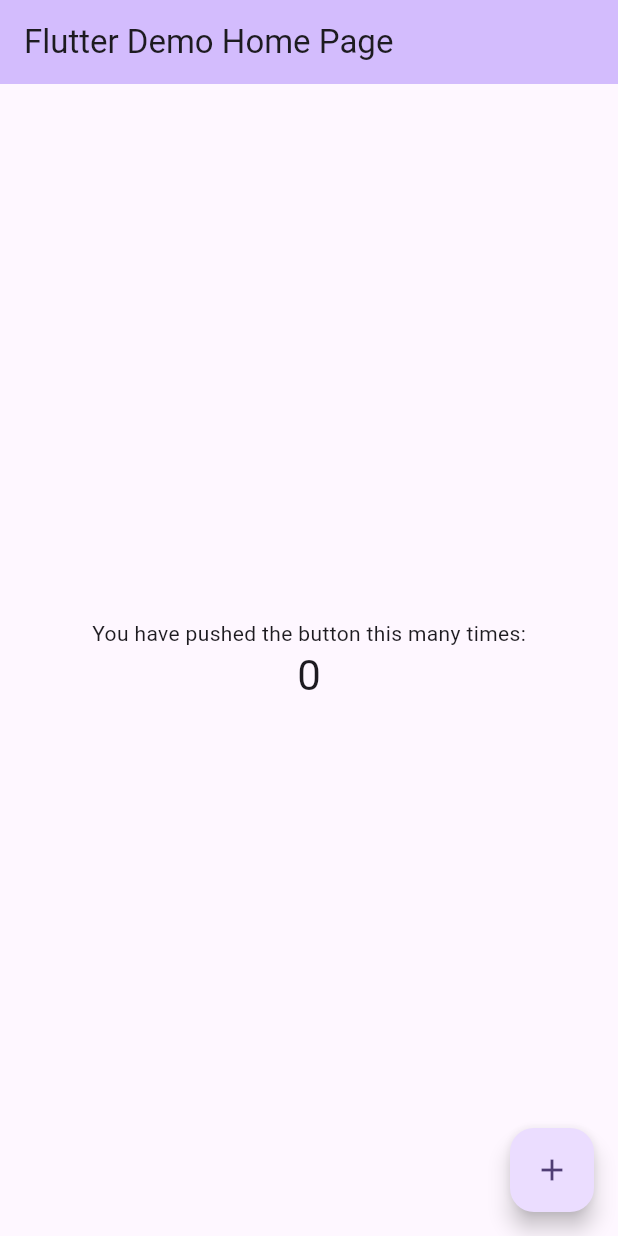
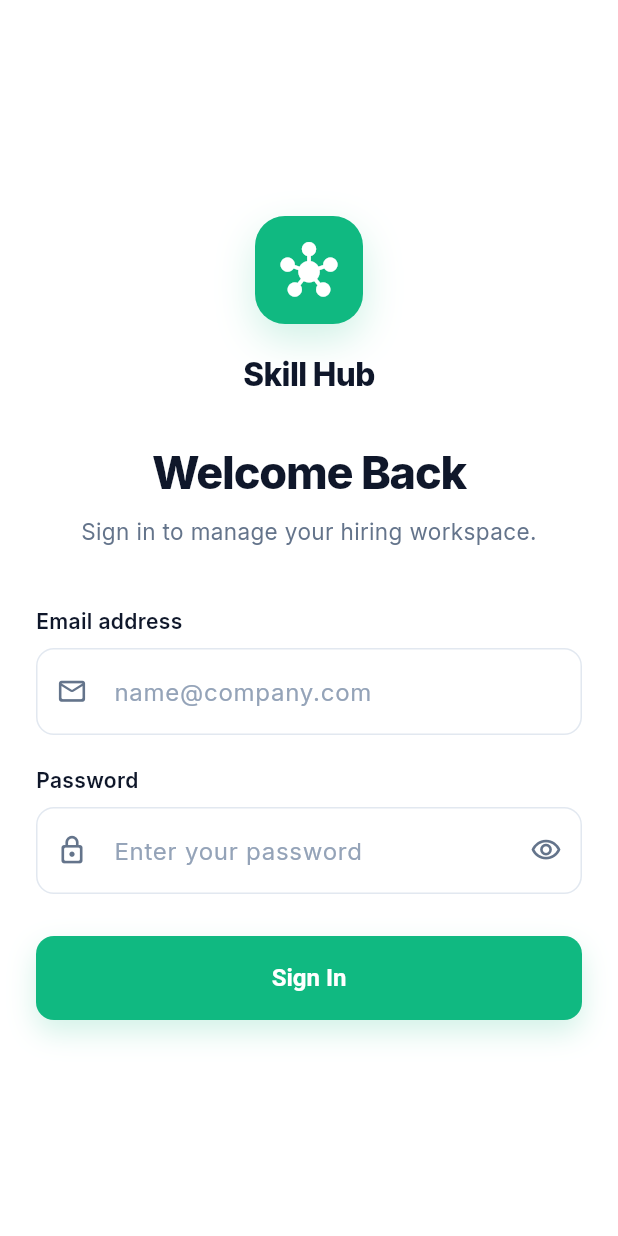
Before and after one commit to Chamiya09/Skill-Hub-Mobile-App, a Flutter app: the screen it shows after launch, on a phone screen of 412 x 824 dp. Run offline on Flutter 3.47's test engine with Material 3 defaults, Android fonts, the phone set to English and light mode, and no system bars; our stand-ins replace dio, flutter_secure_storage, google_fonts.

Commit message:
feat: Implement authentication flow with login and dashboard screens
- Added internet permission and cleartext traffic support in AndroidManifest.xml.
- Refactored main.dart to set up routing for splash, login, and HR dashboard screens.
- Created AuthScaffold widget for consistent layout in authentication screens.
- Implemented LoginScreen with email/password authentication and error handling.
- Added HrDashboardScreen to display after successful login.
- Developed SplashScreen to check for valid authentication token on startup.
- Integrated AuthService for handling API calls and token management.
- Updated pubspec.yaml to include necessary dependencies (dio, flutter_secure_storage, google_fonts).
- Added tests for email validation in widget_test.dart.
- Registered flutter_secure_storage plugins for Linux, macOS, and Windows.

```diff
--- a/lib/main.dart
+++ b/lib/main.dart
@@ -1,122 +1,64 @@
 import 'package:flutter/material.dart';
+import 'package:google_fonts/google_fonts.dart';
+
+import 'screens/hr_dashboard_screen.dart';
+import 'screens/login_screen.dart';
+import 'screens/splash_screen.dart';
 
 void main() {
-  runApp(const MyApp());
+  WidgetsFlutterBinding.ensureInitialized();
+  runApp(const SkillHubApp());
 }
 
-class MyApp extends StatelessWidget {
-  const MyApp({super.key});
-
-  // This widget is the root of your application.
+class SkillHubApp extends StatelessWidget {
+  const SkillHubApp({super.key});
+  static const emerald = Color(0xFF10B981);
   @override
-  Widget build(BuildContext context) {
-    return MaterialApp(
-      title: 'Flutter Demo',
-      theme: ThemeData(
-        // This is the theme of your application.
-        //
-        // TRY THIS: Try running your application with "flutter run". You'll see
-        // the application has a purple toolbar. Then, without quitting the app,
-        // try changing the seedColor in the colorScheme below to Colors.green
-        // and then invoke "hot reload" (save your changes or press the "hot
-        // reload" button in a Flutter-supported IDE, or press "r" if you used
-        // the command line to start the app).
-        //
-        // Notice that the counter didn't reset back to zero; the application
-        // state is not lost during the reload. To reset the state, use hot
-        // restart instead.
-        //
-        // This works for code too, not just values: Most code changes can be
-        // tested with just a hot reload.
-        colorScheme: .fromSeed(seedColor: Colors.deepPurple),
+  Widget build(BuildContext context) => MaterialApp(
+    title: 'Skill Hub',
+    debugShowCheckedModeBanner: false,
+    theme: ThemeData(
+      useMaterial3: true,
+      colorScheme: ColorScheme.fromSeed(seedColor: emerald),
+      scaffoldBackgroundColor: const Color(0xFFF8FAFC),
+      textTheme: GoogleFonts.interTextTheme(),
+      inputDecorationTheme: InputDecorationTheme(
+        filled: true,
+        fillColor: Colors.white,
+        contentPadding: const EdgeInsets.symmetric(
+          horizontal: 18,
+          vertical: 17,
+        ),
+        border: _border(),
+        enabledBorder: _border(),
+        focusedBorder: _border(emerald, 1.6),
+        errorBorder: _border(Colors.redAccent),
       ),
-      home: const MyHomePage(title: 'Flutter Demo Home Page'),
-    );
-  }
-}
-
-class MyHomePage extends StatefulWidget {
-  const MyHomePage({super.key, required this.title});
-
-  // This widget is the home page of your application. It is stateful, meaning
-  // that it has a State object (defined below) that contains fields that affect
-  // how it looks.
-
-  // This class is the configuration for the state. It holds the values (in this
-  // case the title) provided by the parent (in this case the App widget) and
-  // used by the build method of the State. Fields in a Widget subclass are
-  // always marked "final".
-
-  final String title;
-
-  @override
-  State<MyHomePage> createState() => _MyHomePageState();
-}
-
-class _MyHomePageState extends State<MyHomePage> {
-  int _counter = 0;
-
-  void _incrementCounter() {
-    setState(() {
-      // This call to setState tells the Flutter framework that something has
-      // changed in this State, which causes it to rerun the build method below
-      // so that the display can reflect the updated values. If we changed
-      // _counter without calling setState(), then the build method would not be
-      // called again, and so nothing would appear to happen.
-      _counter++;
-    });
-  }
-
-  @override
-  Widget build(BuildContext context) {
-    // This method is rerun every time setState is called, for instance as done
-    // by the _incrementCounter method above.
-    //
-    // The Flutter framework has been optimized to make rerunning build methods
-    // fast, so that you can just rebuild anything that needs updating rather
-    // than having to individually change instances of widgets.
-    return Scaffold(
-      appBar: AppBar(
-        // TRY THIS: Try changing the color here to a specific color (to
-        // Colors.amber, perhaps?) and trigger a hot reload to see the AppBar
-        // change color while the other colors stay the same.
-        backgroundColor: Theme.of(context).colorScheme.inversePrimary,
-        // Here we take the value from the MyHomePage object that was created by
-        // the App.build method, and use it to set our appbar title.
-        title: Text(widget.title),
-      ),
-      body: Center(
-        // Center is a layout widget. It takes a single child and positions it
-        // in the middle of the parent.
-        child: Column(
-          // Column is also a layout widget. It takes a list of children and
-          // arranges them vertically. By default, it sizes itself to fit its
-          // children horizontally, and tries to be as tall as its parent.
-          //
-          // Column has various properties to control how it sizes itself and
-          // how it positions its children. Here we use mainAxisAlignment to
-          // center the children vertically; the main axis here is the vertical
-          // axis because Columns are vertical (the cross axis would be
-          // horizontal).
-          //
-          // TRY THIS: Invoke "debug painting" (choose the "Toggle Debug Paint"
-          // action in the IDE, or press "p" in the console), to see the
-          // wireframe for each widget.
-          mainAxisAlignment: .center,
-          children: [
-            const Text('You have pushed the button this many times:'),
-            Text(
-              '$_counter',
-              style: Theme.of(context).textTheme.headlineMedium,
-            ),
-          ],
+      elevatedButtonTheme: ElevatedButtonThemeData(
+        style: ElevatedButton.styleFrom(
+          backgroundColor: emerald,
+          foregroundColor: Colors.white,
+          minimumSize: const Size.fromHeight(54),
+          elevation: 0,
+          shape: RoundedRectangleBorder(
+            borderRadius: BorderRadius.circular(14),
+          ),
+          textStyle: const TextStyle(fontSize: 16, fontWeight: FontWeight.w700),
         ),
       ),
-      floatingActionButton: FloatingActionButton(
-        onPressed: _incrementCounter,
-        tooltip: 'Increment',
-        child: const Icon(Icons.add),
-      ),
-    );
-  }
+    ),
+    initialRoute: SplashScreen.routeName,
+    routes: {
+      SplashScreen.routeName: (_) => const SplashScreen(),
+      LoginScreen.routeName: (_) => const LoginScreen(),
+      HrDashboardScreen.routeName: (_) => const HrDashboardScreen(),
+    },
+  );
+  static OutlineInputBorder _border([
+    Color color = const Color(0xFFE2E8F0),
+    double width = 1,
+  ]) => OutlineInputBorder(
+    borderRadius: BorderRadius.circular(14),
+    borderSide: BorderSide(color: color, width: width),
+  );
 }
--- /dev/null
+++ b/lib/screens/hr_dashboard_screen.dart
@@ -0,0 +1,7 @@
+import 'package:flutter/material.dart';
+import '../services/auth_service.dart';
+import 'login_screen.dart';
+class HrDashboardScreen extends StatelessWidget {
+  const HrDashboardScreen({super.key}); static const routeName = '/hr-dashboard';
+  @override Widget build(BuildContext context) => Scaffold(appBar: AppBar(title: const Text('HR Dashboard'), actions: [IconButton(tooltip: 'Logout', icon: const Icon(Icons.logout_rounded), onPressed: () async { await AuthService().logout(); if (context.mounted) Navigator.pushNamedAndRemoveUntil(context, LoginScreen.routeName, (_) => false); })]), body: const Center(child: Text('Welcome to Skill Hub', style: TextStyle(fontSize: 22, fontWeight: FontWeight.w700))));
+}
--- /dev/null
+++ b/lib/screens/login_screen.dart
@@ -0,0 +1,306 @@
+import 'package:flutter/material.dart';
+import 'package:google_fonts/google_fonts.dart';
+
+import '../services/auth_service.dart';
+import 'hr_dashboard_screen.dart';
+
+class LoginScreen extends StatefulWidget {
+  const LoginScreen({super.key});
+  static const routeName = '/login';
+
+  @override
+  State<LoginScreen> createState() => _LoginScreenState();
+}
+
+class _LoginScreenState extends State<LoginScreen> {
+  static const _emerald = Color(0xFF10B981);
+  static const _darkText = Color(0xFF0F172A);
+  final _formKey = GlobalKey<FormState>();
+  final _email = TextEditingController();
+  final _password = TextEditingController();
+  final _authService = AuthService();
+  bool _loading = false;
+  bool _passwordHidden = true;
+
+  @override
+  void dispose() {
+    _email.dispose();
+    _password.dispose();
+    super.dispose();
+  }
+
+  Future<void> _signIn() async {
+    FocusScope.of(context).unfocus();
+    if (_loading || !_formKey.currentState!.validate()) return;
+    setState(() => _loading = true);
+    try {
+      await _authService.login(email: _email.text, password: _password.text);
+      if (!mounted) return;
+      Navigator.of(context)
+          .pushNamedAndRemoveUntil(HrDashboardScreen.routeName, (_) => false);
+    } on AuthException catch (error) {
+      if (mounted) _showError(error.message);
+    } catch (_) {
+      if (mounted) _showError('Unable to sign in. Please try again.');
+    } finally {
+      if (mounted) setState(() => _loading = false);
+    }
+  }
+
+  void _showError(String message) {
+    ScaffoldMessenger.of(context)
+      ..hideCurrentSnackBar()
+      ..showSnackBar(
+        SnackBar(
+          content: Row(
+            children: [
+              const Icon(Icons.error_outline_rounded, color: Colors.white),
+              const SizedBox(width: 12),
+              Expanded(
+                child: Text(
+                  message,
+                  style: const TextStyle(fontWeight: FontWeight.w600),
+                ),
+              ),
+            ],
+          ),
+          backgroundColor: const Color(0xFFDC2626),
+          behavior: SnackBarBehavior.floating,
+          shape: RoundedRectangleBorder(
+            borderRadius: BorderRadius.circular(12),
+          ),
+          margin: const EdgeInsets.all(16),
+        ),
+      );
+  }
+
+  InputDecoration _decoration(String hint, IconData icon, {Widget? suffix}) {
+    OutlineInputBorder border(Color color, [double width = 1]) =>
+        OutlineInputBorder(
+          borderRadius: BorderRadius.circular(12),
+          borderSide: BorderSide(color: color, width: width),
+        );
+    return InputDecoration(
+      hintText: hint,
+      hintStyle: const TextStyle(color: Color(0xFF94A3B8)),
+      prefixIcon: Icon(icon, color: const Color(0xFF64748B), size: 21),
+      suffixIcon: suffix,
+      filled: true,
+      fillColor: Colors.white,
+      contentPadding: const EdgeInsets.symmetric(horizontal: 16, vertical: 17),
+      enabledBorder: border(const Color(0xFFE2E8F0)),
+      focusedBorder: border(_emerald, 1.6),
+      errorBorder: border(const Color(0xFFDC2626)),
+      focusedErrorBorder: border(const Color(0xFFDC2626), 1.6),
+    );
+  }
+
+  @override
+  Widget build(BuildContext context) => Theme(
+    data: Theme.of(context).copyWith(
+      textTheme: GoogleFonts.interTextTheme(Theme.of(context).textTheme),
+    ),
+    child: Scaffold(
+      backgroundColor: Colors.white,
+      body: SafeArea(
+        child: Center(
+          child: SingleChildScrollView(
+            keyboardDismissBehavior: ScrollViewKeyboardDismissBehavior.onDrag,
+            padding: const EdgeInsets.symmetric(horizontal: 24, vertical: 32),
+            child: ConstrainedBox(
+              constraints: const BoxConstraints(maxWidth: 440),
+              child: AutofillGroup(
+                child: Form(
+                  key: _formKey,
+                  child: Column(
+                    crossAxisAlignment: CrossAxisAlignment.stretch,
+                    children: [
+                      Align(
+                        child: Container(
+                          width: 72,
+                          height: 72,
+                          decoration: BoxDecoration(
+                            color: _emerald,
+                            borderRadius: BorderRadius.circular(20),
+                            boxShadow: const [
+                              BoxShadow(
+                                color: Color(0x3310B981),
+                                blurRadius: 22,
+                                offset: Offset(0, 10),
+                              ),
+                            ],
+                          ),
+                          child: const Icon(
+                            Icons.hub_rounded,
+                            size: 38,
+                            color: Colors.white,
+                          ),
+                        ),
+                      ),
+                      const SizedBox(height: 18),
+                      Text(
+                        'Skill Hub',
+                        textAlign: TextAlign.center,
+                        style: GoogleFonts.inter(
+                          color: _darkText,
+                          fontSize: 21,
+                          fontWeight: FontWeight.w800,
+                          letterSpacing: -0.4,
+                        ),
+                      ),
+                      const SizedBox(height: 34),
+                      Text(
+                        'Welcome Back',
+                        textAlign: TextAlign.center,
+                        style: GoogleFonts.inter(
+                          color: _darkText,
+                          fontSize: 30,
+                          height: 1.15,
+                          fontWeight: FontWeight.w800,
+                          letterSpacing: -0.8,
+                        ),
+                      ),
+                      const SizedBox(height: 10),
+                      const Text(
+                        'Sign in to manage your hiring workspace.',
+                        textAlign: TextAlign.center,
+                        style: TextStyle(
+                          color: Color(0xFF64748B),
+                          fontSize: 15,
+                          height: 1.5,
+                        ),
+                      ),
+                      const SizedBox(height: 38),
+                      const _FieldLabel('Email address'),
+                      const SizedBox(height: 8),
+                      TextFormField(
+                        controller: _email,
+                        enabled: !_loading,
+                        keyboardType: TextInputType.emailAddress,
+                        textCapitalization: TextCapitalization.none,
+                        textInputAction: TextInputAction.next,
+                        autofillHints: const [AutofillHints.email],
+                        autocorrect: false,
+                        decoration: _decoration(
+                          'name@company.com',
+                          Icons.mail_outline_rounded,
+                        ),
+                        validator: validateEmail,
+                      ),
+                      const SizedBox(height: 20),
+                      const _FieldLabel('Password'),
+                      const SizedBox(height: 8),
+                      TextFormField(
+                        controller: _password,
+                        enabled: !_loading,
+                        obscureText: _passwordHidden,
+                        textInputAction: TextInputAction.done,
+                        autofillHints: const [AutofillHints.password],
+                        onFieldSubmitted: (_) => _signIn(),
+                        decoration: _decoration(
+                          'Enter your password',
+                          Icons.lock_outline_rounded,
+                          suffix: IconButton(
+                            tooltip: _passwordHidden
+                                ? 'Show password'
+                                : 'Hide password',
+                            onPressed: _loading
+                                ? null
+                                : () => setState(
+                                    () => _passwordHidden = !_passwordHidden,
+                                  ),
+                            icon: Icon(
+                              _passwordHidden
+                                  ? Icons.visibility_outlined
+                                  : Icons.visibility_off_outlined,
+                              color: const Color(0xFF64748B),
+                              size: 21,
+                            ),
+                          ),
+                        ),
+                        validator: (value) => value == null || value.isEmpty
+                            ? 'Password is required'
+                            : null,
+                      ),
+                      const SizedBox(height: 28),
+                      DecoratedBox(
+                        decoration: BoxDecoration(
+                          borderRadius: BorderRadius.circular(12),
+                          boxShadow: _loading
+                              ? null
+                              : const [
+                                  BoxShadow(
+                                    color: Color(0x3010B981),
+                                    blurRadius: 16,
+                                    offset: Offset(0, 8),
+                                  ),
+                                ],
+                        ),
+                        child: SizedBox(
+                          height: 56,
+                          child: ElevatedButton(
+                            onPressed: _loading ? null : _signIn,
+                            style: ElevatedButton.styleFrom(
+                              backgroundColor: _emerald,
+                              disabledBackgroundColor: _emerald.withValues(
+                                alpha: 0.75,
+                              ),
+                              foregroundColor: Colors.white,
+                              disabledForegroundColor: Colors.white,
+                              elevation: 0,
+                              shape: RoundedRectangleBorder(
+                                borderRadius: BorderRadius.circular(12),
+                              ),
+                            ),
+                            child: _loading
+                                ? const SizedBox.square(
+                                    dimension: 23,
+                                    child: CircularProgressIndicator(
+                                      strokeWidth: 2.5,
+                                      color: Colors.white,
+                                    ),
+                                  )
+                                : const Text(
+                                    'Sign In',
+                                    style: TextStyle(
+                                      fontSize: 16,
+                                      fontWeight: FontWeight.w700,
+                                    ),
+                                  ),
+                          ),
+                        ),
+                      ),
+                    ],
+                  ),
+                ),
+              ),
+            ),
+          ),
+        ),
+      ),
+    ),
+  );
+}
+
+class _FieldLabel extends StatelessWidget {
+  const _FieldLabel(this.text);
+  final String text;
+  @override
+  Widget build(BuildContext context) => Text(
+    text,
+    style: const TextStyle(
+      color: _LoginScreenState._darkText,
+      fontSize: 14,
+      fontWeight: FontWeight.w600,
+    ),
+  );
+}
+
+String? validateEmail(String? value) {
+  final email = value?.trim() ?? '';
+  if (email.isEmpty) return 'Email is required';
+  if (!RegExp(r'^[^\s@]+@[^\s@]+\.[^\s@]+$').hasMatch(email)) {
+    return 'Enter a valid email address';
+  }
+  return null;
+}
--- /dev/null
+++ b/lib/services/auth_service.dart
@@ -0,0 +1,141 @@
+import 'dart:convert';
+
+import 'package:dio/dio.dart';
+import 'package:flutter/services.dart';
+import 'package:flutter_secure_storage/flutter_secure_storage.dart';
+
+class ApiConfig {
+  ApiConfig._();
+  static const baseUrl = String.fromEnvironment(
+    'API_BASE_URL',
+    // 10.0.2.2 maps the Android emulator to the development machine.
+    // The .NET backend's HTTP launch profile listens on port 5155.
+    defaultValue: 'http://10.0.2.2:5155',
+  );
+}
+
+class AuthService {
+  AuthService({Dio? dio, FlutterSecureStorage? storage})
+    : _dio =
+          dio ??
+          Dio(
+            BaseOptions(
+              baseUrl: ApiConfig.baseUrl,
+              connectTimeout: const Duration(seconds: 15),
+              sendTimeout: const Duration(seconds: 15),
+              receiveTimeout: const Duration(seconds: 15),
+              responseType: ResponseType.json,
+              receiveDataWhenStatusError: true,
+              headers: const {
+                'Accept': 'application/json',
+                'Content-Type': 'application/json',
+              },
+            ),
+          ),
+      _storage = storage ?? const FlutterSecureStorage();
+
+  static const _tokenKey = 'auth_jwt';
+  final Dio _dio;
+  final FlutterSecureStorage _storage;
+
+  Future<void> login({required String email, required String password}) async {
+    try {
+      final response = await _dio.post<dynamic>(
+        '/api/company/login',
+        data: {'email': email.trim(), 'password': password},
+      );
+
+      final body = _asJsonMap(response.data);
+      final token = body?['token'] ?? body?['Token'];
+      if (token is! String || token.isEmpty) {
+        throw const AuthException(
+          'The server did not return an authentication token.',
+        );
+      }
+      await _storage.write(key: _tokenKey, value: token);
+    } on DioException catch (error) {
+      throw AuthException(_errorMessage(error));
+    } on PlatformException catch (_) {
+      throw const AuthException(
+        'Login succeeded, but the secure session could not be saved. '
+        'Please restart the app and try again.',
+      );
+    } on AuthException {
+      rethrow;
+    } catch (_) {
+      throw const AuthException('Unable to complete login. Please try again.');
+    }
+  }
+
+  Map<String, dynamic>? _asJsonMap(dynamic data) {
+    if (data is Map<String, dynamic>) return data;
+    if (data is Map) return Map<String, dynamic>.from(data);
+    if (data is String && data.isNotEmpty) {
+      try {
+        final decoded = jsonDecode(data);
+        if (decoded is Map) return Map<String, dynamic>.from(decoded);
+      } catch (_) {
+        return null;
+      }
+    }
+    return null;
+  }
+
+  Future<String?> getToken() => _storage.read(key: _tokenKey);
+  Future<void> logout() => _storage.delete(key: _tokenKey);
+
+  Future<bool> hasValidToken() async {
+    final token = await getToken();
+    if (token == null || token.isEmpty) return false;
+    try {
+      final parts = token.split('.');
+      if (parts.length != 3) return false;
+      final payload = jsonDecode(
+        utf8.decode(base64Url.decode(base64Url.normalize(parts[1]))),
+      ) as Map<String, dynamic>;
+      final expiry = payload['exp'];
+      return expiry is num &&
+          DateTime.fromMillisecondsSinceEpoch(
+            expiry.toInt() * 1000,
+            isUtc: true,
+          ).isAfter(DateTime.now().toUtc());
+    } catch (_) {
+      return false;
+    }
+  }
+
+  String _errorMessage(DioException error) {
+    final data = _asJsonMap(error.response?.data);
+    if (data != null) {
+      final message = data['message'] ?? data['title'];
+      if (message is String && message.trim().isNotEmpty) return message;
+      final errors = data['errors'];
+      if (errors is Map && errors.isNotEmpty) {
+        final first = errors.values.first;
+        if (first is List && first.isNotEmpty) return first.first.toString();
+      }
+    }
+    final statusCode = error.response?.statusCode;
+    if (statusCode == 400) return 'Please check your email and password.';
+    if (statusCode == 401) return 'Invalid company email or password.';
+    if (statusCode == 404) {
+      return 'The company login service was not found.';
+    }
+    if (statusCode != null && statusCode >= 500) {
+      return 'The server could not complete the login. Please try again.';
+    }
+    if (error.type == DioExceptionType.connectionError ||
+        error.type == DioExceptionType.connectionTimeout ||
+        error.type == DioExceptionType.receiveTimeout) {
+      return 'Could not connect to the server. Please try again.';
+    }
+    return 'Unable to sign in. Please try again.';
+  }
+}
+
+class AuthException implements Exception {
+  const AuthException(this.message);
+  final String message;
+  @override
+  String toString() => message;
+}
--- a/pubspec.yaml
+++ b/pubspec.yaml
@@ -34,6 +34,9 @@ dependencies:
   # The following adds the Cupertino Icons font to your application.
   # Use with the CupertinoIcons class for iOS style icons.
   cupertino_icons: ^1.0.8
+  dio: ^5.9.0
+  flutter_secure_storage: ^9.2.4
+  google_fonts: ^6.3.1
 
 dev_dependencies:
   flutter_test:
```
Also changed, not shown: lib/screens/auth_scaffold.dart (added, +53 -0 lines), lib/screens/splash_screen.dart (added, +16 -0 lines), pubspec.lock, 7 other files.
